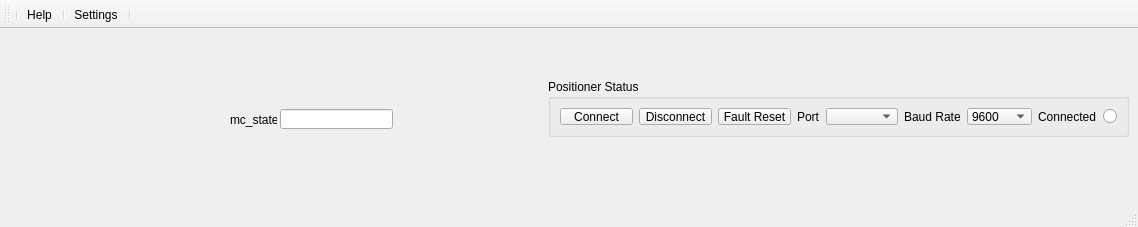
First picture: the form in main_window_ui.ui, repository Wireless-Research-Tester/Automated-Wireless-Research-Tester, before the edit.
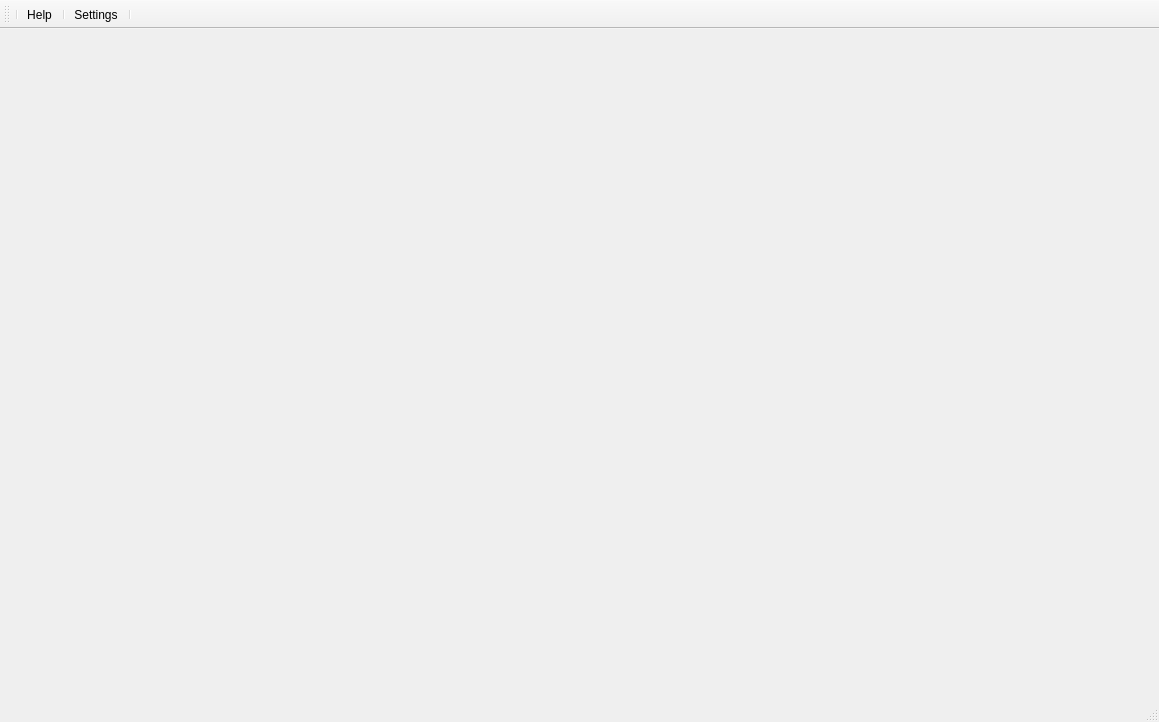
Second picture: the form after the edit. Icons and pictures are not drawn.

The edit to the form file:
```diff
--- a/main_window_ui.ui
+++ b/main_window_ui.ui
@@ -6,165 +6,14 @@
    <rect>
     <x>0</x>
     <y>0</y>
-    <width>1138</width>
-    <height>227</height>
+    <width>1159</width>
+    <height>722</height>
    </rect>
   </property>
   <property name="windowTitle">
    <string>MainWindow</string>
   </property>
-  <widget class="QWidget" name="centralwidget">
-   <widget class="QGroupBox" name="groupBox">
-    <property name="geometry">
-     <rect>
-      <x>548</x>
-      <y>50</y>
-      <width>581</width>
-      <height>58</height>
-     </rect>
-    </property>
-    <property name="title">
-     <string>Positioner Status</string>
-    </property>
-    <layout class="QHBoxLayout" name="horizontalLayout_2">
-     <item>
-      <spacer name="horizontalSpacer">
-       <property name="orientation">
-        <enum>Qt::Horizontal</enum>
-       </property>
-       <property name="sizeHint" stdset="0">
-        <size>
-         <width>40</width>
-         <height>20</height>
-        </size>
-       </property>
-      </spacer>
-     </item>
-     <item>
-      <layout class="QHBoxLayout" name="horizontalLayout">
-       <item>
-        <widget class="QPushButton" name="connectQPT">
-         <property name="text">
-          <string>Connect</string>
-         </property>
-        </widget>
-       </item>
-       <item>
-        <widget class="QPushButton" name="disconnectQPT">
-         <property name="text">
-          <string>Disconnect</string>
-         </property>
-        </widget>
-       </item>
-       <item>
-        <widget class="QPushButton" name="faultReset">
-         <property name="text">
-          <string>Fault Reset</string>
-         </property>
-        </widget>
-       </item>
-       <item>
-        <widget class="QLabel" name="portLabel">
-         <property name="text">
-          <string>Port</string>
-         </property>
-        </widget>
-       </item>
-       <item>
-        <widget class="QComboBox" name="portCombo"/>
-       </item>
-       <item>
-        <widget class="QLabel" name="baudRate">
-         <property name="text">
-          <string>Baud Rate</string>
-         </property>
-        </widget>
-       </item>
-       <item>
-        <widget class="QComboBox" name="baudRateCombo">
-         <property name="editable">
-          <bool>false</bool>
-         </property>
-         <item>
-          <property name="text">
-           <string>9600</string>
-          </property>
-         </item>
-         <item>
-          <property name="text">
-           <string>14400</string>
-          </property>
-         </item>
-         <item>
-          <property name="text">
-           <string>19200</string>
-          </property>
-         </item>
-         <item>
-          <property name="text">
-           <string>28800</string>
-          </property>
-         </item>
-         <item>
-          <property name="text">
-           <string>38400</string>
-          </property>
-         </item>
-         <item>
-          <property name="text">
-           <string>57600</string>
-          </property>
-         </item>
-        </widget>
-       </item>
-       <item>
-        <widget class="QLabel" name="connectLabel">
-         <property name="text">
-          <string>Connected</string>
-         </property>
-        </widget>
-       </item>
-       <item>
-        <widget class="QRadioButton" name="connectStatus">
-         <property name="layoutDirection">
-          <enum>Qt::RightToLeft</enum>
-         </property>
-         <property name="text">
-          <string/>
-         </property>
-         <property name="checked">
-          <bool>false</bool>
-         </property>
-        </widget>
-       </item>
-      </layout>
-     </item>
-    </layout>
-   </widget>
-   <widget class="QLineEdit" name="lineEdit">
-    <property name="geometry">
-     <rect>
-      <x>280</x>
-      <y>80</y>
-      <width>113</width>
-      <height>20</height>
-     </rect>
-    </property>
-   </widget>
-   <widget class="QLabel" name="label_2">
-    <property name="geometry">
-     <rect>
-      <x>230</x>
-      <y>80</y>
-      <width>47</width>
-      <height>21</height>
-     </rect>
-    </property>
-    <property name="text">
-     <string>mc_state:</string>
-    </property>
-   </widget>
-  </widget>
+  <widget class="QWidget" name="centralwidget"/>
   <widget class="QMenuBar" name="menubar">
    <property name="geometry">
     <rect>
```
Left out of the diff: 4 changed lines with no effect on the pictures.
